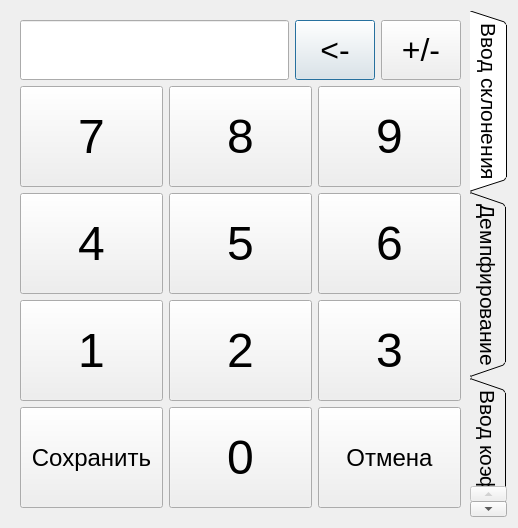
This is coefdial.ui in GennadyChemyakin/CompassNew as Qt 5 draws it before an edit. The edited form follows.
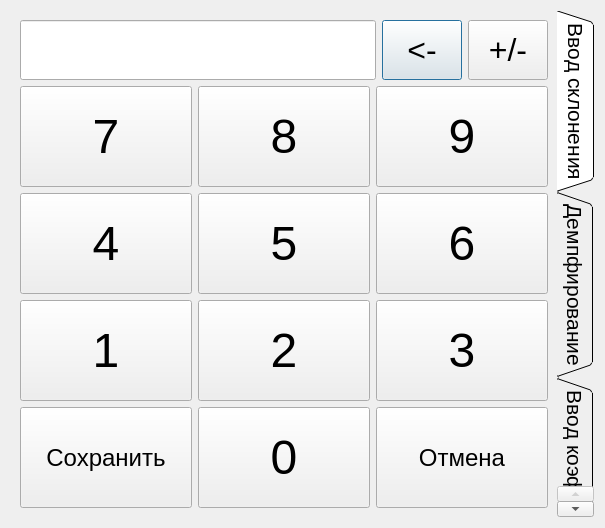
This is the edited form.

The edit to the form file:
```diff
--- a/coefdial.ui
+++ b/coefdial.ui
@@ -6,7 +6,7 @@
    <rect>
     <x>0</x>
     <y>0</y>
-    <width>518</width>
+    <width>605</width>
     <height>528</height>
    </rect>
   </property>
```
